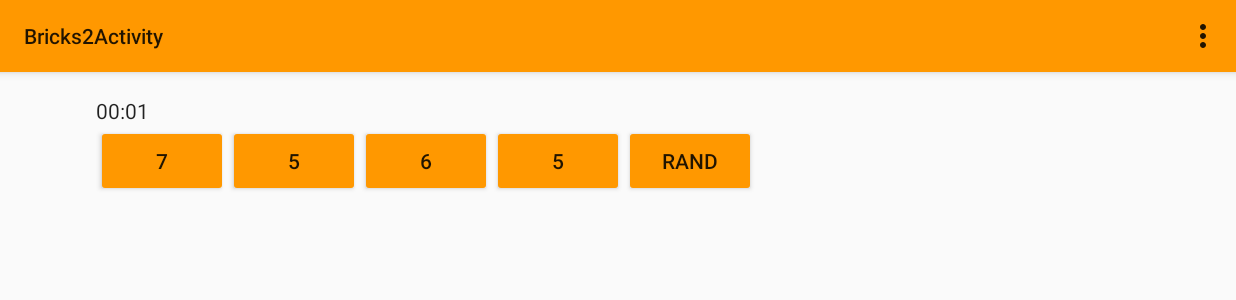
After one commit to QuantumDamage/E-lementarzMobile, an Android app: the Bricks2Activity screen opened directly, with no data from a screen before it, on a phone screen of 824 x 412 dp (held sideways). The commit adds this screen. Shown: the top 300 px of the screen. Run offline under Robolectric (Android 15) with nearby library versions, the phone set to English and light mode, and no system bars.

Commit message:
Create and develop Bricks2Activity

```diff
--- /dev/null
+++ b/app/src/main/java/org/e_lementarz/e_lementarzmobile/Bricks2Activity.java
@@ -0,0 +1,122 @@
+package org.e_lementarz.e_lementarzmobile;
+
+import android.os.SystemClock;
+import android.support.v7.app.AppCompatActivity;
+import android.os.Bundle;
+import android.view.Menu;
+import android.view.MenuItem;
+import android.view.View;
+import android.widget.Button;
+import android.widget.Chronometer;
+import android.widget.TextView;
+import android.widget.Toast;
+
+import java.util.Random;
+
+public class Bricks2Activity extends AppCompatActivity {
+
+    private Button b1, b2, b3, b4, rand;
+    private TextView result;
+    private final String goodResult = " 1 2 3 4 5 6 7 8 9 10";
+    private Chronometer chronometer;
+    private Random random = new Random();
+
+    @Override
+    protected void onCreate(Bundle savedInstanceState) {
+        super.onCreate(savedInstanceState);
+        setContentView(R.layout.activity_bricks2);
+        chronometer = (Chronometer) findViewById(R.id.chronometer);
+        b1 = (Button) findViewById(R.id.b1);
+        b2 = (Button) findViewById(R.id.b2);
+        b3 = (Button) findViewById(R.id.b3);
+        b4 = (Button) findViewById(R.id.b4);
+        rand = (Button) findViewById(R.id.randBtn);
+        result = (TextView) findViewById(R.id.resultTV);
+        result.setText("");
+        chronometer.setBase(SystemClock.elapsedRealtime());
+        chronometer.start();
+        generateNumber();
+    }
+
+    @Override
+    public boolean onCreateOptionsMenu(Menu menu) {
+        // Inflate the menu; this adds items to the action bar if it is present.
+        getMenuInflater().inflate(R.menu.menu_bricks2, menu);
+        return true;
+    }
+
+    @Override
+    public boolean onOptionsItemSelected(MenuItem item) {
+        // Handle action bar item clicks here. The action bar will
+        // automatically handle clicks on the Home/Up button, so long
+        // as you specify a parent activity in AndroidManifest.xml.
+        int id = item.getItemId();
+
+        //noinspection SimplifiableIfStatement
+        if (id == R.id.action_settings) {
+            return true;
+        }
+
+        return super.onOptionsItemSelected(item);
+    }
+
+    public void btnClick(View view) {
+        String str = "";
+        switch (view.getId()) {
+            case R.id.b1:
+                str = b1.getText().toString();
+                break;
+            case R.id.b2:
+                str = b2.getText().toString();
+                break;
+            case R.id.b3:
+                str = b3.getText().toString();
+                break;
+            case R.id.b4:
+                str = b4.getText().toString();
+                break;
+        }
+        if(!str.equals("")&&checkValue(result.getText()+" "+str))
+        {
+            result.setText(result.getText()+" " + str);
+        }
+        else if(!str.equals(""))
+        {
+            Toast.makeText(getApplicationContext(), "Try another number", Toast.LENGTH_SHORT).show();
+        }
+        generateNumber();
+    }
+
+    private void generateNumber()
+    {
+        b1.setText(random.nextInt(10)+1+"");
+        b2.setText(random.nextInt(10)+1+"");
+        b3.setText(random.nextInt(10)+1+"");
+        b4.setText(random.nextInt(10)+1+"");
+    }
+
+    private boolean checkValue(String candidate)
+    {
+        boolean result;
+        if(goodResult.startsWith(candidate)) {
+            result = true;
+            if(candidate.length()>18&&candidate.endsWith("1")) {
+                result = false;
+            }
+        }
+        else {
+            result = false;
+        }
+        if(candidate.equals(goodResult))
+        {
+            chronometer.stop();
+            b1.setEnabled(false);
+            b2.setEnabled(false);
+            b3.setEnabled(false);
+            b4.setEnabled(false);
+            rand.setEnabled(false);
+            Toast.makeText(getApplicationContext(), "Good job! :)", Toast.LENGTH_LONG).show();
+        }
+        return result;
+    }
+}
--- a/app/src/main/java/org/e_lementarz/e_lementarzmobile/MainActivity.java
+++ b/app/src/main/java/org/e_lementarz/e_lementarzmobile/MainActivity.java
@@ -61,4 +61,9 @@ public class MainActivity extends ActionBarActivity {
         Intent intent = new Intent(MainActivity.this, BricksActivity.class);
         startActivity(intent);
     }
+
+    public void bricks2Click(View view) {
+        Intent intent = new Intent(MainActivity.this, Bricks2Activity.class);
+        startActivity(intent);
+    }
 }
--- /dev/null
+++ b/app/src/main/res/layout/activity_bricks2.xml
@@ -0,0 +1,75 @@
+<RelativeLayout xmlns:android="http://schemas.android.com/apk/res/android"
+    xmlns:tools="http://schemas.android.com/tools" android:layout_width="match_parent"
+    android:layout_height="match_parent" android:paddingLeft="@dimen/activity_horizontal_margin"
+    android:paddingRight="@dimen/activity_horizontal_margin"
+    android:paddingTop="@dimen/activity_vertical_margin"
+    android:paddingBottom="@dimen/activity_vertical_margin"
+    tools:context="org.e_lementarz.e_lementarzmobile.Bricks2Activity">
+
+    <Chronometer
+        android:layout_width="wrap_content"
+        android:layout_height="wrap_content"
+        android:id="@+id/chronometer"
+        android:layout_alignParentTop="true"
+        android:layout_alignParentLeft="true"
+        android:layout_alignParentStart="true" />
+
+    <Button
+        android:layout_width="wrap_content"
+        android:layout_height="wrap_content"
+        android:text="00"
+        android:id="@+id/b1"
+        android:onClick="btnClick"
+        android:layout_below="@+id/chronometer"
+        android:layout_alignParentLeft="true"
+        android:layout_alignParentStart="true" />
+
+    <Button
+        android:layout_width="wrap_content"
+        android:layout_height="wrap_content"
+        android:text="00"
+        android:id="@+id/b2"
+        android:onClick="btnClick"
+        android:layout_alignTop="@+id/b1"
+        android:layout_toRightOf="@+id/b1"
+        android:layout_toEndOf="@+id/b1" />
+
+    <Button
+        android:layout_width="wrap_content"
+        android:layout_height="wrap_content"
+        android:text="00"
+        android:id="@+id/b3"
+        android:onClick="btnClick"
+        android:layout_alignTop="@+id/b2"
+        android:layout_toRightOf="@+id/b2"
+        android:layout_toEndOf="@+id/b2" />
+
+    <Button
+        android:layout_width="wrap_content"
+        android:layout_height="wrap_content"
+        android:text="00"
+        android:id="@+id/b4"
+        android:onClick="btnClick"
+        android:layout_alignTop="@+id/b3"
+        android:layout_toRightOf="@+id/b3"
+        android:layout_toEndOf="@+id/b3" />
+
+    <Button
+        android:layout_width="wrap_content"
+        android:layout_height="wrap_content"
+        android:text="Rand"
+        android:id="@+id/randBtn"
+        android:onClick="btnClick"
+        android:layout_alignTop="@+id/b4"
+        android:layout_toRightOf="@+id/b4"
+        android:layout_toEndOf="@+id/b4" />
+
+    <TextView
+        android:layout_width="wrap_content"
+        android:layout_height="wrap_content"
+        android:text=""
+        android:id="@+id/resultTV"
+        android:layout_centerVertical="true"
+        android:layout_toRightOf="@+id/chronometer"
+        android:layout_toEndOf="@+id/chronometer" />
+</RelativeLayout>
--- /dev/null
+++ b/app/src/main/res/menu/menu_bricks2.xml
@@ -0,0 +1,7 @@
+<menu xmlns:android="http://schemas.android.com/apk/res/android"
+    xmlns:app="http://schemas.android.com/apk/res-auto"
+    xmlns:tools="http://schemas.android.com/tools"
+    tools:context="org.e_lementarz.e_lementarzmobile.Bricks2Activity">
+    <item android:id="@+id/action_settings" android:title="@string/action_settings"
+        android:orderInCategory="100" app:showAsAction="never" />
+</menu>
--- a/app/src/main/res/values/strings.xml
+++ b/app/src/main/res/values/strings.xml
@@ -39,5 +39,6 @@
     <string name="hello_world">Hello world!</string>
     <string name="title_activity_bricks">BricksActivity</string>
     <string name="title_activity_czytanie">Czytanie</string>
+    <string name="title_activity_bricks2">Bricks2Activity</string>
 
 </resources>
```
Also changed, not shown: app/src/main/AndroidManifest.xml (+10 -2 lines), app/src/main/res/layout/activity_main.xml (+10 -0 lines), 3 other files.
